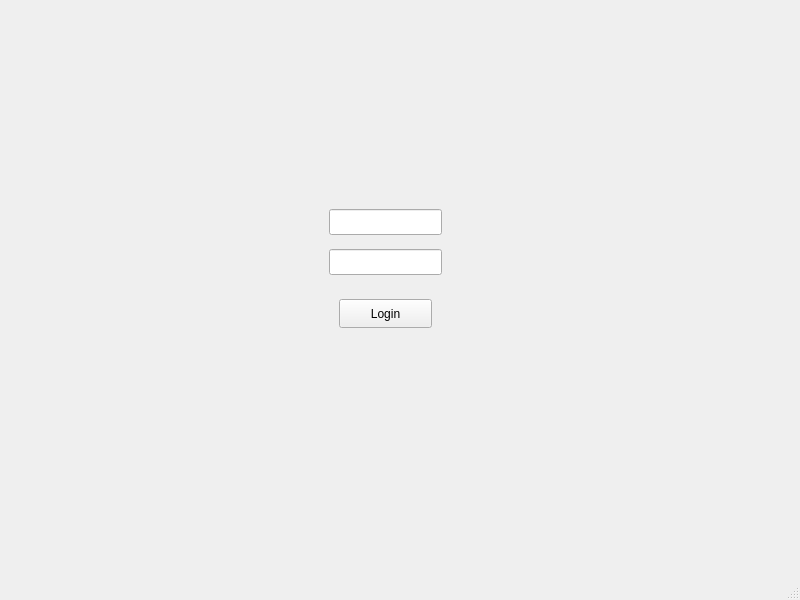
Before: the Qt Designer form mainwindow.ui in PocketLib-Devs/PocketLib, drawn with Qt 5.
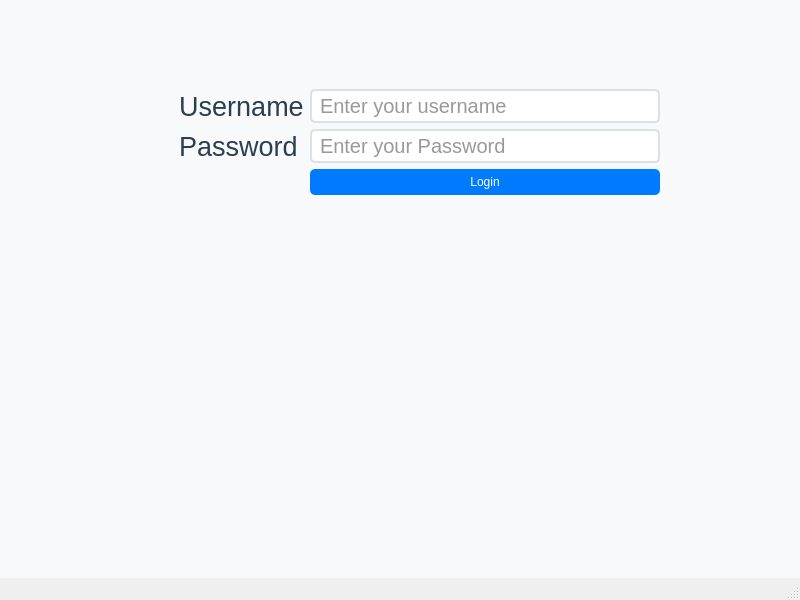
After: the same form once the commit is applied.

Commit message: login page enhanced

```diff
--- a/mainwindow.ui
+++ b/mainwindow.ui
@@ -14,6 +14,51 @@
    <string>MainWindow</string>
   </property>
   <widget class="QWidget" name="centralwidget">
+   <property name="styleSheet">
+    <string notr="true">/* --- Main Background --- */
+QWidget {
+    background-color: #F8F9FA; /* A very soft, clean light gray */
+}
+
+/* --- Labels (Username &amp; Password) --- */
+QLabel {
+    color: #2C3E50; /* A dark, professional slate gray */
+}
+
+/* --- Text Input Fields (QLineEdit) --- */
+QLineEdit {
+    background-color: #FFFFFF;
+    border: 2px solid #DCE1E6; /* Soft gray border */
+    border-radius: 5px; /* Subtle rounded corners */
+    color: #333333;
+    padding: 2px 6px; /* Just enough internal space so text doesn't touch the line */
+}
+
+/* Highlight the box in blue when the user is actively typing */
+QLineEdit:focus {
+    border: 2px solid #007BFF; 
+    background-color: #F0F7FF; /* Very faint blue tint */
+}
+
+/* --- The Login Button (QPushButton) --- */
+QPushButton {
+    background-color: #007BFF; /* Primary vibrant blue */
+    color: #FFFFFF;
+    border: none;
+    border-radius: 5px;
+    padding: 6px 12px; /* Internal padding only, does not affect outside layout */
+}
+
+/* When the mouse hovers over the button */
+QPushButton:hover {
+    background-color: #0056B3; /* Darker blue */
+}
+
+/* When the button is actively clicked */
+QPushButton:pressed {
+    background-color: #004085; /* Deepest blue */
+}</string>
+   </property>
    <layout class="QVBoxLayout" name="verticalLayout">
     <item>
      <widget class="QStackedWidget" name="stackedWidget">
@@ -21,41 +66,78 @@
        <number>0</number>
       </property>
       <widget class="QWidget" name="page">
-       <widget class="QPushButton" name="pushButton">
+       <widget class="QWidget" name="formLayoutWidget">
         <property name="geometry">
          <rect>
-          <x>330</x>
-          <y>290</y>
-          <width>93</width>
-          <height>29</height>
+          <x>170</x>
+          <y>80</y>
+          <width>481</width>
+          <height>331</height>
          </rect>
         </property>
-        <property name="text">
-         <string>Login</string>
-        </property>
-       </widget>
-       <widget class="QLineEdit" name="usernameBox">
-        <property name="geometry">
-         <rect>
-          <x>320</x>
-          <y>200</y>
-          <width>113</width>
-          <height>26</height>
-         </rect>
-        </property>
-       </widget>
-       <widget class="QLineEdit" name="passwordBox">
-        <property name="geometry">
-         <rect>
-          <x>320</x>
-          <y>240</y>
-          <width>113</width>
-          <height>26</height>
-         </rect>
-        </property>
-        <property name="echoMode">
-         <enum>QLineEdit::EchoMode::Password</enum>
-        </property>
+        <layout class="QFormLayout" name="formLayout">
+         <item row="0" column="0">
+          <widget class="QLabel" name="label">
+           <property name="font">
+            <font>
+             <pointsize>20</pointsize>
+            </font>
+           </property>
+           <property name="text">
+            <string>Username</string>
+           </property>
+           <property name="alignment">
+            <set>Qt::AlignmentFlag::AlignCenter</set>
+           </property>
+          </widget>
+         </item>
+         <item row="1" column="1">
+          <widget class="QLineEdit" name="passwordBox">
+           <property name="font">
+            <font>
+             <pointsize>15</pointsize>
+            </font>
+           </property>
+           <property name="echoMode">
+            <enum>QLineEdit::EchoMode::Password</enum>
+           </property>
+           <property name="placeholderText">
+            <string>Enter your Password</string>
+           </property>
+          </widget>
+         </item>
+         <item row="1" column="0">
+          <widget class="QLabel" name="label_2">
+           <property name="font">
+            <font>
+             <pointsize>20</pointsize>
+            </font>
+           </property>
+           <property name="text">
+            <string>Password</string>
+           </property>
+          </widget>
+         </item>
+         <item row="0" column="1">
+          <widget class="QLineEdit" name="usernameBox">
+           <property name="font">
+            <font>
+             <pointsize>15</pointsize>
+            </font>
+           </property>
+           <property name="placeholderText">
+            <string>Enter your username</string>
+           </property>
+          </widget>
+         </item>
+         <item row="2" column="1">
+          <widget class="QPushButton" name="pushButton">
+           <property name="text">
+            <string>Login</string>
+           </property>
+          </widget>
+         </item>
+        </layout>
        </widget>
       </widget>
       <widget class="QWidget" name="page_3"/>
```
Left out of the diff: 2 changed lines with no effect on the pictures. The commit also changes 2 other files.
